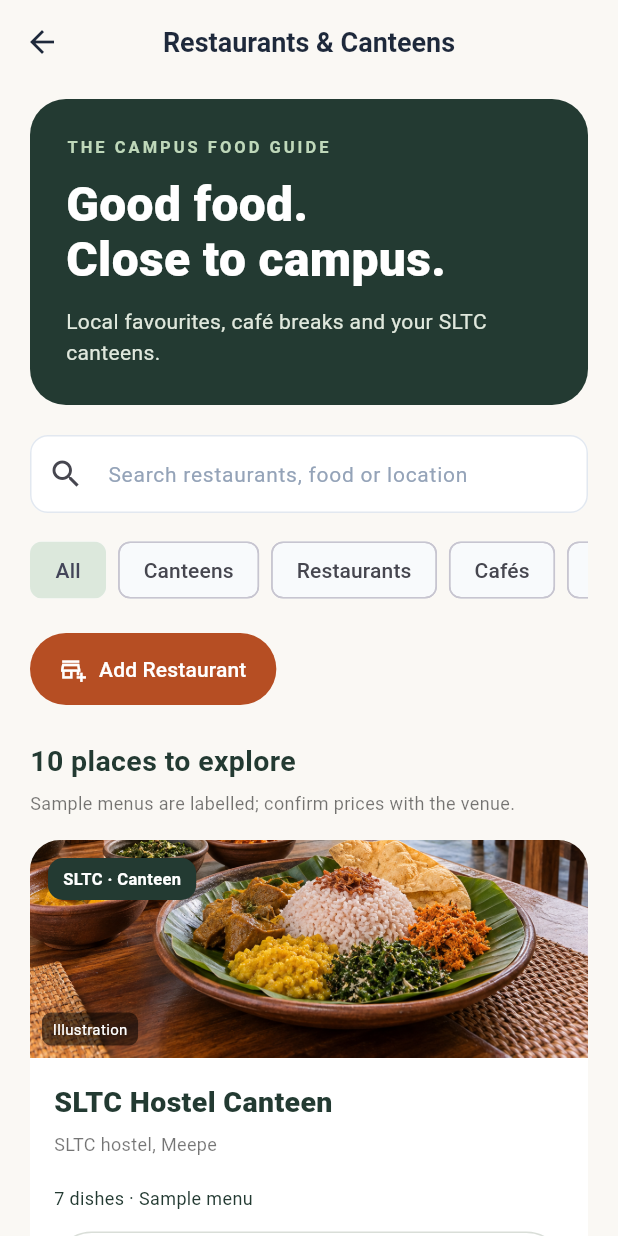
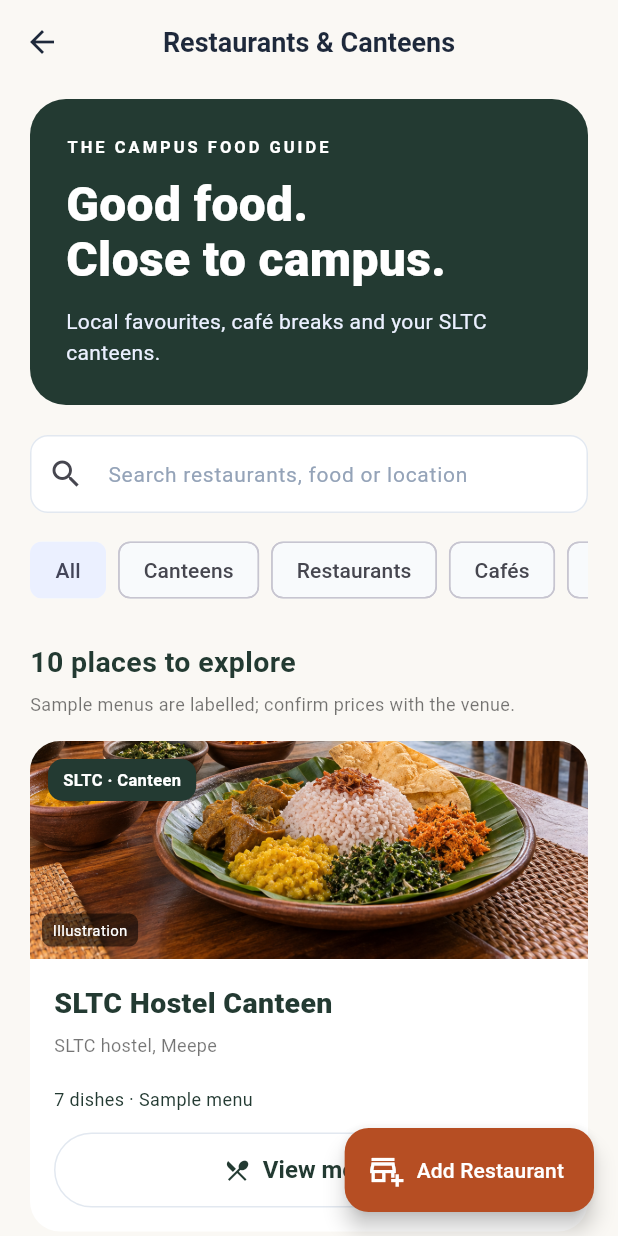
Before and after one commit to LashanDias/uniX, a Flutter app: the RestaurantsScreen screen opened by its route, on a phone screen of 412 x 824 dp. Run offline on Flutter 3.47's test engine with Material 3 defaults, Android fonts, the phone set to English and light mode, and no system bars; our stand-ins replace cloud_firestore, cloud_functions, file_picker, firebase_auth, firebase_core, firebase_storage and 3 more; missing offline and left inert: pdfrx; accounts and stored records are empty; network calls fail.

Commit message:
Pin the Add Restaurant button so it is always reachable
The button sat inline below the search box and filter chips, so on a
phone it was under the fold: adding a place meant scrolling past the
whole filter row first, and it scrolled away again as soon as you moved
down the list.

Move it to a pinned FloatingActionButton.extended, the standard Material
affordance for "create", so it stays on screen wherever you are in the
list. Only one Add Restaurant control exists either way.

Co-Authored-By: Claude Opus 5 <noreply@anthropic.com>

```diff
--- a/lib/screens/restaurants/restaurants_screen.dart
+++ b/lib/screens/restaurants/restaurants_screen.dart
@@ -112,6 +112,15 @@ class _RestaurantsScreenState extends State<RestaurantsScreen> {
         .toList();
     return Scaffold(
       backgroundColor: foodCanvas,
+      // A pinned button, not one inline under the filter chips: on a phone
+      // that one sat below the fold, so adding a place meant scrolling first.
+      floatingActionButton: FloatingActionButton.extended(
+        onPressed: _add,
+        backgroundColor: foodAccent,
+        foregroundColor: Colors.white,
+        icon: const Icon(Icons.add_business_outlined),
+        label: const Text('Add Restaurant'),
+      ),
       appBar: AppBar(
         leading: const AppBackButton(),
         title: const Text('Restaurants & Canteens'),
@@ -145,7 +154,7 @@ class _RestaurantsScreenState extends State<RestaurantsScreen> {
                             Text(
                               'THE CAMPUS FOOD GUIDE',
                               style: TextStyle(
-                                color: Color(0xFFBFD8BA),
+                                color: Color(0xFFFFFFFF),
                                 fontSize: 11,
                                 letterSpacing: 2,
                                 fontWeight: FontWeight.bold,
@@ -165,7 +174,7 @@ class _RestaurantsScreenState extends State<RestaurantsScreen> {
                             Text(
                               'Local favourites, café breaks and your SLTC canteens.',
                               style: TextStyle(
-                                color: Color(0xFFE0E8DD),
+                                color: Color(0xFFEBF0FF),
                                 height: 1.5,
                               ),
                             ),
@@ -209,25 +218,12 @@ class _RestaurantsScreenState extends State<RestaurantsScreen> {
                                   label: Text(label),
                                   selected: _filter == label,
                                   showCheckmark: false,
-                                  selectedColor: const Color(0xFFDCE8DC),
+                                  selectedColor: const Color(0xFFEBF0FF),
                                   onSelected: (_) =>
                                       setState(() => _filter = label),
                                 ),
                               ),
                           ],
-                        ),
-                      ),
-                      const SizedBox(height: 18),
-                      FilledButton.icon(
-                        onPressed: _add,
-                        icon: const Icon(Icons.add_business_outlined),
-                        label: const Text('Add Restaurant'),
-                        style: FilledButton.styleFrom(
-                          backgroundColor: foodAccent,
-                          padding: const EdgeInsets.symmetric(
-                            horizontal: 20,
-                            vertical: 14,
-                          ),
                         ),
                       ),
                       const SizedBox(height: 24),
@@ -380,7 +376,7 @@ class _RestaurantsScreenState extends State<RestaurantsScreen> {
                     onPressed: () => _open(place, menu: true),
                     style: OutlinedButton.styleFrom(
                       foregroundColor: foodInk,
-                      side: const BorderSide(color: Color(0xFFD9DED8)),
+                      side: const BorderSide(color: Color(0xFFE2E8F0)),
                     ),
                     icon: const Icon(Icons.restaurant_menu, size: 18),
                     label: const Text('View menu'),
```
